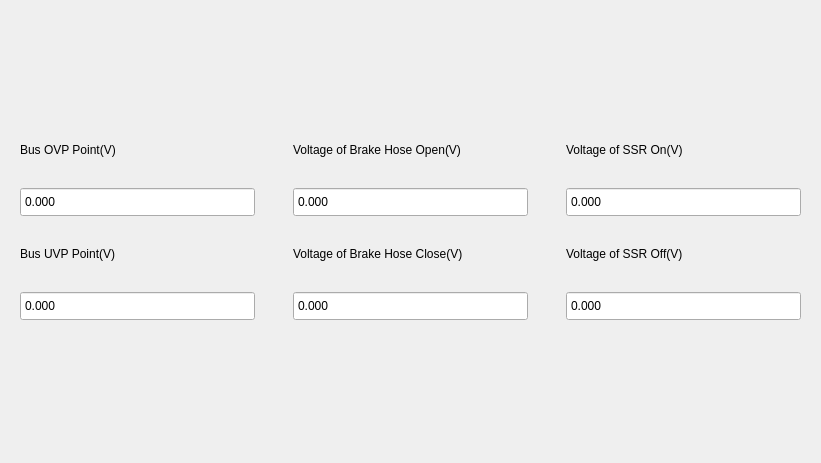
Old version of the form Libs/UI/UiPower/graphpower129.ui in the repository tiangaomingjing/ServoDriveTech.
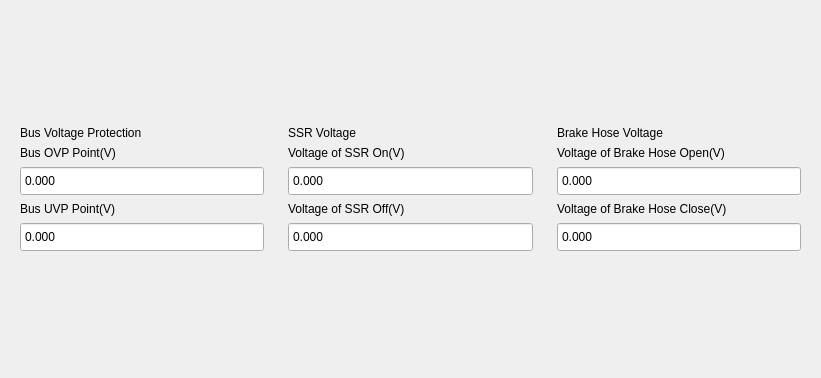
New version of the form.

What changed in the file:
```diff
--- a/Libs/UI/UiPower/graphpower129.ui
+++ b/Libs/UI/UiPower/graphpower129.ui
@@ -7,13 +7,13 @@
     <x>0</x>
     <y>0</y>
     <width>821</width>
-    <height>463</height>
+    <height>378</height>
    </rect>
   </property>
   <property name="windowTitle">
    <string>Form</string>
   </property>
-  <layout class="QVBoxLayout" name="verticalLayout_10">
+  <layout class="QVBoxLayout" name="verticalLayout_4">
    <item>
     <spacer name="verticalSpacer_2">
      <property name="orientation">
@@ -22,24 +22,23 @@
      <property name="sizeHint" stdset="0">
       <size>
        <width>20</width>
-       <height>99</height>
+       <height>50</height>
       </size>
      </property>
     </spacer>
    </item>
    <item>
     <layout class="QHBoxLayout" name="horizontalLayout">
-     <property name="spacing">
-      <number>20</number>
-     </property>
      <item>
       <widget class="QWidget" name="widget_pwrBus" native="true">
-       <layout class="QVBoxLayout" name="verticalLayout_3">
-        <property name="spacing">
-         <number>30</number>
-        </property>
-        <item>
          <layout class="QVBoxLayout" name="verticalLayout">
+        <item>
+         <widget class="QLabel" name="label_pwrBVP">
+          <property name="text">
+           <string>Bus Voltage Protection</string>
+          </property>
+         </widget>
+        </item>
           <item>
            <widget class="QLabel" name="label_pwrBusOver">
             <property name="text">
@@ -72,10 +71,6 @@
             </property>
            </widget>
           </item>
-         </layout>
-        </item>
-        <item>
-         <layout class="QVBoxLayout" name="verticalLayout_2">
           <item>
            <widget class="QLabel" name="label_pwrBusUnder">
             <property name="text">
@@ -103,87 +98,18 @@
            </widget>
           </item>
          </layout>
-        </item>
-       </layout>
-      </widget>
-     </item>
-     <item>
-      <widget class="QWidget" name="widget_pwrBrake" native="true">
-       <layout class="QVBoxLayout" name="verticalLayout_6">
-        <property name="spacing">
-         <number>30</number>
-        </property>
-        <item>
-         <layout class="QVBoxLayout" name="verticalLayout_4">
-          <item>
-           <widget class="QLabel" name="label_pwrBrakeOpen">
-            <property name="text">
-             <string>Voltage of Brake Hose Open(V)</string>
-            </property>
-           </widget>
-          </item>
-          <item>
-           <widget class="QDoubleSpinBox" name="dSpinBox_pwrBrakeOpen">
-            <property name="minimumSize">
-             <size>
-              <width>0</width>
-              <height>30</height>
-             </size>
-            </property>
-            <property name="buttonSymbols">
-             <enum>QAbstractSpinBox::NoButtons</enum>
-            </property>
-            <property name="decimals">
-             <number>3</number>
-            </property>
-            <property name="maximum">
-             <double>4294967296.000000000000000</double>
-            </property>
-           </widget>
-          </item>
-         </layout>
-        </item>
-        <item>
-         <layout class="QVBoxLayout" name="verticalLayout_5">
-          <item>
-           <widget class="QLabel" name="label_pwrBrakeClose">
-            <property name="text">
-             <string>Voltage of Brake Hose Close(V)</string>
-            </property>
-           </widget>
-          </item>
-          <item>
-           <widget class="QDoubleSpinBox" name="dSpinBox_pwrBrakeClose">
-            <property name="minimumSize">
-             <size>
-              <width>0</width>
-              <height>30</height>
-             </size>
-            </property>
-            <property name="buttonSymbols">
-             <enum>QAbstractSpinBox::NoButtons</enum>
-            </property>
-            <property name="decimals">
-             <number>3</number>
-            </property>
-            <property name="maximum">
-             <double>4294967296.000000000000000</double>
-            </property>
-           </widget>
-          </item>
-         </layout>
-        </item>
-       </layout>
       </widget>
      </item>
      <item>
       <widget class="QWidget" name="widget_pwrRelay" native="true">
-       <layout class="QVBoxLayout" name="verticalLayout_9">
-        <property name="spacing">
-         <number>30</number>
-        </property>
+       <layout class="QVBoxLayout" name="verticalLayout_2">
         <item>
-         <layout class="QVBoxLayout" name="verticalLayout_7">
+         <widget class="QLabel" name="label_pwrSSRV">
+          <property name="text">
+           <string>SSR Voltage</string>
+          </property>
+         </widget>
+        </item>
           <item>
            <widget class="QLabel" name="label_pwrRelayOn">
             <property name="text">
@@ -210,10 +136,6 @@
             </property>
            </widget>
           </item>
-         </layout>
-        </item>
-        <item>
-         <layout class="QVBoxLayout" name="verticalLayout_8">
           <item>
            <widget class="QLabel" name="label_pwrRelayOff">
             <property name="text">
@@ -241,6 +163,69 @@
            </widget>
           </item>
          </layout>
+      </widget>
+     </item>
+     <item>
+      <widget class="QWidget" name="widget_pwrBrake" native="true">
+       <layout class="QVBoxLayout" name="verticalLayout_3">
+        <item>
+         <widget class="QLabel" name="label_pwrBHV">
+          <property name="text">
+           <string>Brake Hose Voltage</string>
+          </property>
+         </widget>
+        </item>
+        <item>
+         <widget class="QLabel" name="label_pwrBrakeOpen">
+          <property name="text">
+           <string>Voltage of Brake Hose Open(V)</string>
+          </property>
+         </widget>
+        </item>
+        <item>
+         <widget class="QDoubleSpinBox" name="dSpinBox_pwrBrakeOpen">
+          <property name="minimumSize">
+           <size>
+            <width>0</width>
+            <height>30</height>
+           </size>
+          </property>
+          <property name="buttonSymbols">
+           <enum>QAbstractSpinBox::NoButtons</enum>
+          </property>
+          <property name="decimals">
+           <number>3</number>
+          </property>
+          <property name="maximum">
+           <double>4294967296.000000000000000</double>
+          </property>
+         </widget>
+        </item>
+        <item>
+         <widget class="QLabel" name="label_pwrBrakeClose">
+          <property name="text">
+           <string>Voltage of Brake Hose Close(V)</string>
+          </property>
+         </widget>
+        </item>
+        <item>
+         <widget class="QDoubleSpinBox" name="dSpinBox_pwrBrakeClose">
+          <property name="minimumSize">
+           <size>
+            <width>0</width>
+            <height>30</height>
+           </size>
+          </property>
+          <property name="buttonSymbols">
+           <enum>QAbstractSpinBox::NoButtons</enum>
+          </property>
+          <property name="decimals">
+           <number>3</number>
+          </property>
+          <property name="maximum">
+           <double>4294967296.000000000000000</double>
+          </property>
+         </widget>
         </item>
        </layout>
       </widget>
@@ -255,7 +240,7 @@
      <property name="sizeHint" stdset="0">
       <size>
        <width>20</width>
-       <height>99</height>
+       <height>50</height>
       </size>
      </property>
     </spacer>
```
Lines whose indentation alone changed are shown as unchanged.
